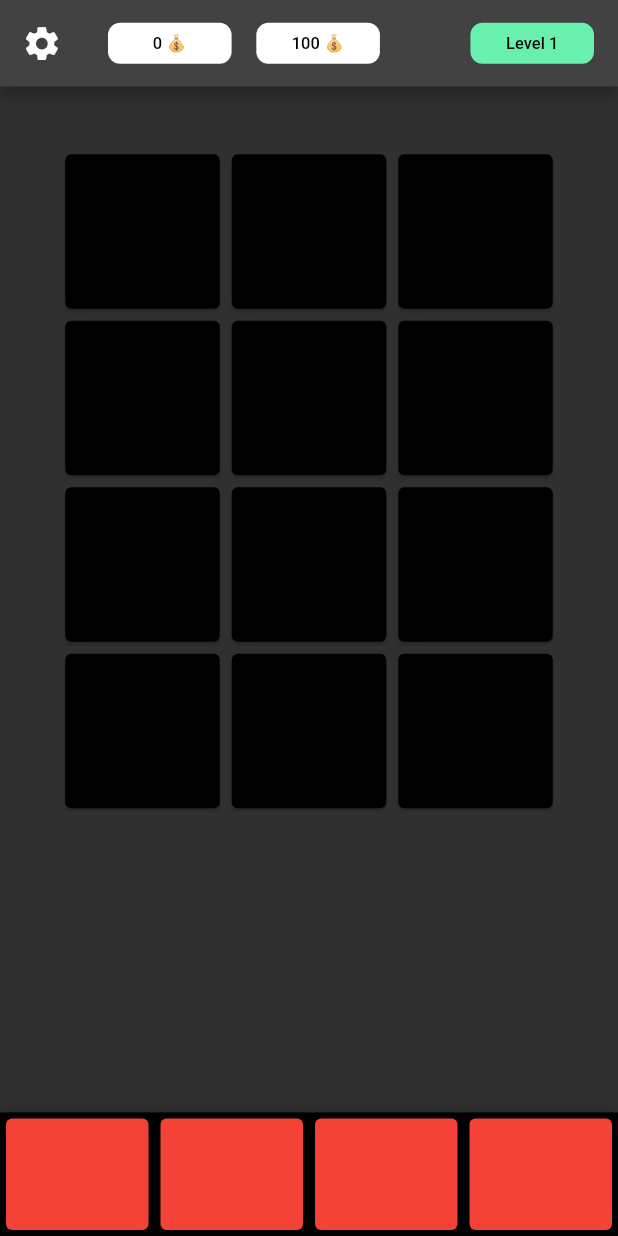
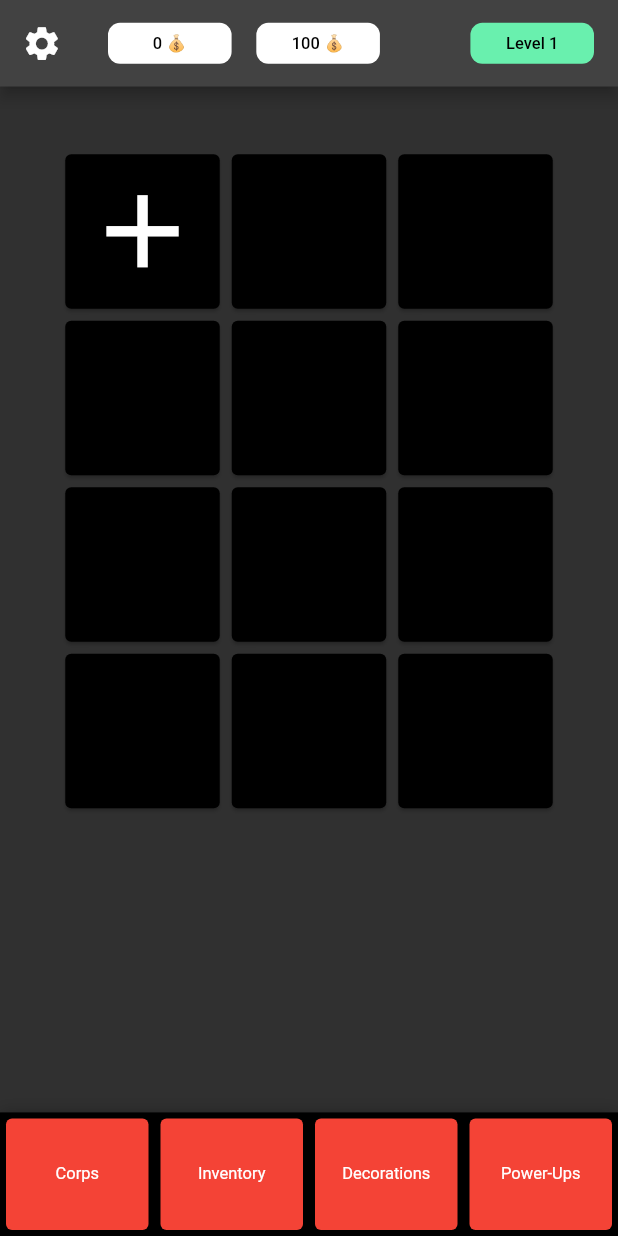
Before and after one commit to scancetin/idle-game, a Flutter app: the screen it shows after launch, on a phone screen of 412 x 824 dp. Run offline on Flutter 3.47's test engine with Material 2 defaults, Android fonts, the phone set to English and light mode, and no system bars; drawn by our look-alikes of sliding_up_panel; our stand-ins replace shared_preferences, sizer.

Commit message:
inventory added

```diff
--- a/lib/model/user_stats_model.dart
+++ b/lib/model/user_stats_model.dart
@@ -38,10 +38,7 @@ class UserStatsModel extends ChangeNotifier {
   }
 
   Future restartStats() async {
-    await _prefs.setInt(_level, 1);
-    await _prefs.setInt(_coin, 100);
-    await _prefs.setInt(_specialCoin, 0);
-    await _prefs.setInt(_xp, 10);
+    _prefs.clear();
     notifyListeners();
   }
 }
--- a/lib/util/constants.dart
+++ b/lib/util/constants.dart
@@ -21,6 +21,7 @@ class KSizer {
   static final double cropPlotSize = 25.w;
   static final double cropPaddingB = 20.h;
   static final double cropPaddingT = 5.h;
+  static final double cropAddIcon = 10.h;
 
   static final double textButtonSize = 12.sp;
 
--- a/lib/view/components/alert_dialog_components/choose_crop_card_widget.dart
+++ b/lib/view/components/alert_dialog_components/choose_crop_card_widget.dart
@@ -17,8 +17,8 @@ class ChooseCropCardWidget extends StatelessWidget {
         child: Text(KCrop.cropNames[cropId]),
       ),
       onTap: () {
-        if (userStatsCon.getCoinByType(false) > KCrop.cropPrices[cropId]) {
-          cropCon.addCropOrPlot(cropId, false, userStatsCon);
+        if (userStatsCon.getCoinByType(false) >= KCrop.cropPrices[cropId]) {
+          cropCon.addCrop(cropId, 1, false, userStatsCon);
           Navigator.pop(context, true);
         }
       },
--- a/lib/view/components/crop_plot_components/crop_plot.dart
+++ b/lib/view/components/crop_plot_components/crop_plot.dart
@@ -34,7 +34,11 @@ class CropPlot extends StatelessWidget {
       child: SizedBox(
         height: KSizer.cropPlotSize,
         width: KSizer.cropPlotSize,
-        child: cropCon.cropSize() > plotId ? Text(KCrop.cropNames[cropCon.cropByPlotId(plotId)]) : null,
+        child: cropCon.cropSize() > plotId
+            ? Text(KCrop.cropNames[cropCon.cropByPlotId(plotId)])
+            : cropCon.cropSize() == plotId
+                ? Icon(Icons.add, size: KSizer.cropAddIcon)
+                : null,
       ),
     );
   }
--- a/lib/view/layout/sliding_panel_layouts.dart/sliding_panel_layout.dart
+++ b/lib/view/layout/sliding_panel_layouts.dart/sliding_panel_layout.dart
@@ -25,16 +25,16 @@ class _SlidingPanelLayoutState extends State<SlidingPanelLayout> {
           // ignore: prefer_const_literals_to_create_immutables
           children: [
             //! level up corps
-            panelMenuWidget(PanelLevelUpLayout()),
+            panelMenuWidget("Corps", PanelLevelUpLayout()),
 
             //! inventory
-            panelMenuWidget(PanelInventoryLayout()),
+            panelMenuWidget("Inventory", PanelInventoryLayout()),
 
             //! decorations
-            panelMenuWidget(PanelDecorationsLayout()),
+            panelMenuWidget("Decorations", PanelDecorationsLayout()),
 
             //! power-ups
-            panelMenuWidget(PanelPowerUpsLayout()),
+            panelMenuWidget("Power-Ups", PanelPowerUpsLayout()),
           ],
         ),
         menuWidget
@@ -50,12 +50,16 @@ class _SlidingPanelLayoutState extends State<SlidingPanelLayout> {
     );
   }
 
-  Widget panelMenuWidget(Widget menuTab) {
+  Widget panelMenuWidget(String menuName, Widget menuTab) {
     return Expanded(
       child: GestureDetector(
         child: Card(
           color: Colors.red,
-          child: Container(height: KSizer.panelMenuH),
+          child: Container(
+            height: KSizer.panelMenuH,
+            alignment: Alignment.center,
+            child: Text(menuName, style: TextStyle(fontSize: KSizer.pointTextS)),
+          ),
         ),
         onTap: () {
           setState(() {
```
Also changed, not shown: lib/controller/crop_controller.dart (+26 -6 lines), lib/model/crop_model.dart (+58 -12 lines), lib/view/layout/sliding_panel_layouts.dart/panel_inventory_layout.dart (+34 -1 lines), lib/view/layout/sliding_panel_layouts.dart/panel_levelup_layout.dart (+8 -1 lines).
